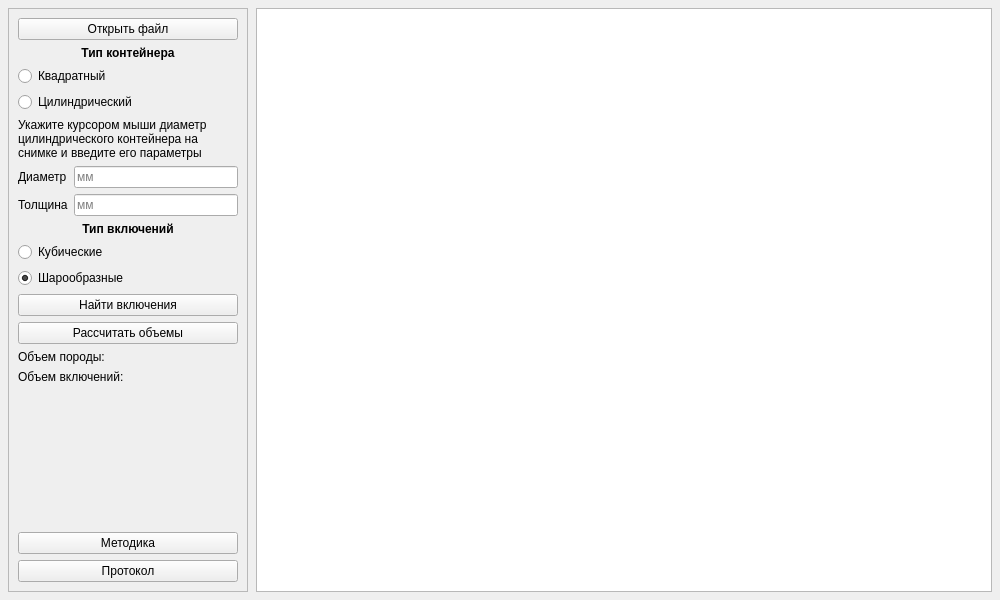
Old version of the form ui/lab1_window.ui in the repository Granik115/Xray_labs.
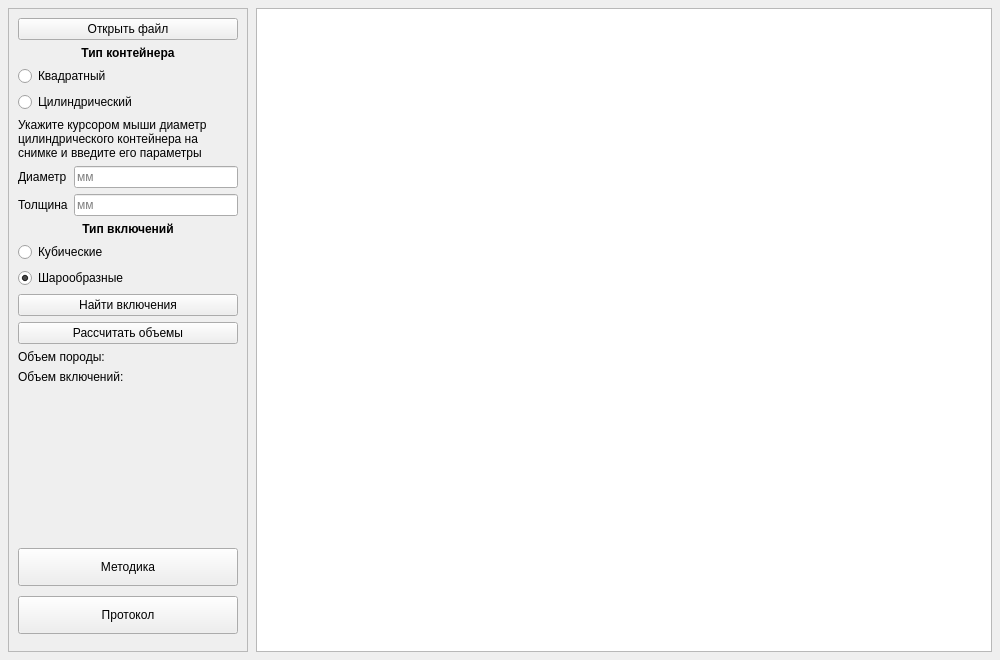
New version of the form.

```diff
--- a/ui/lab1_window.ui
+++ b/ui/lab1_window.ui
@@ -7,13 +7,13 @@
     <x>0</x>
     <y>0</y>
     <width>1000</width>
-    <height>600</height>
+    <height>660</height>
    </rect>
   </property>
   <property name="minimumSize">
    <size>
     <width>1000</width>
-    <height>600</height>
+    <height>660</height>
    </size>
   </property>
   <property name="windowTitle">
@@ -235,9 +235,24 @@
         </spacer>
        </item>
        <item>
-        <layout class="QVBoxLayout" name="bottomBtns">
+       <layout class="QVBoxLayout" name="bottomBtns">
+         <property name="spacing">
+          <number>10</number>
+         </property>
+         <property name="topMargin">
+          <number>8</number>
+         </property>
+         <property name="bottomMargin">
+          <number>8</number>
+         </property>
          <item>
           <widget class="QPushButton" name="metodikaBtn">
+           <property name="minimumSize">
+            <size>
+             <width>0</width>
+             <height>38</height>
+            </size>
+           </property>
            <property name="text">
             <string>Методика</string>
            </property>
@@ -245,6 +260,12 @@
          </item>
          <item>
           <widget class="QPushButton" name="protokolBtn">
+           <property name="minimumSize">
+            <size>
+             <width>0</width>
+             <height>38</height>
+            </size>
+           </property>
            <property name="text">
             <string>Протокол</string>
            </property>
```
